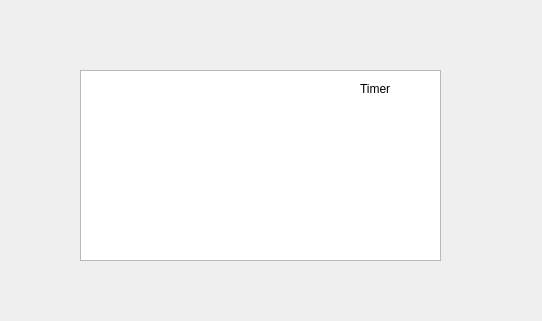
First picture: the form in aed_display.ui, repository WaillyMohamed/AED, before the edit; both pictures show x 210 to 752 and y 100 to 421 of the 1200 by 800 pixel window.
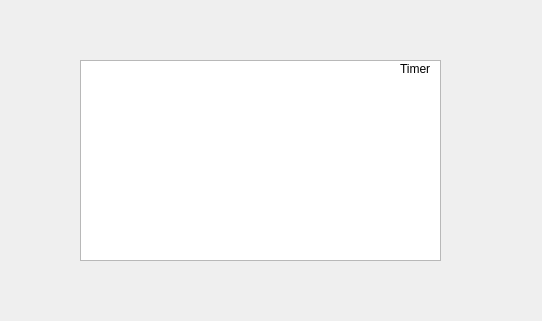
Second picture: the form after the edit.

The edit to the form file:
```diff
--- a/aed_display.ui
+++ b/aed_display.ui
@@ -49,9 +49,9 @@
     <property name="geometry">
      <rect>
       <x>290</x>
-      <y>170</y>
+      <y>160</y>
       <width>361</width>
-      <height>191</height>
+      <height>201</height>
      </rect>
     </property>
    </widget>
@@ -280,8 +280,8 @@
    <widget class="QLabel" name="timer">
     <property name="geometry">
      <rect>
-      <x>570</x>
-      <y>180</y>
+      <x>610</x>
+      <y>160</y>
       <width>62</width>
       <height>17</height>
      </rect>
```
